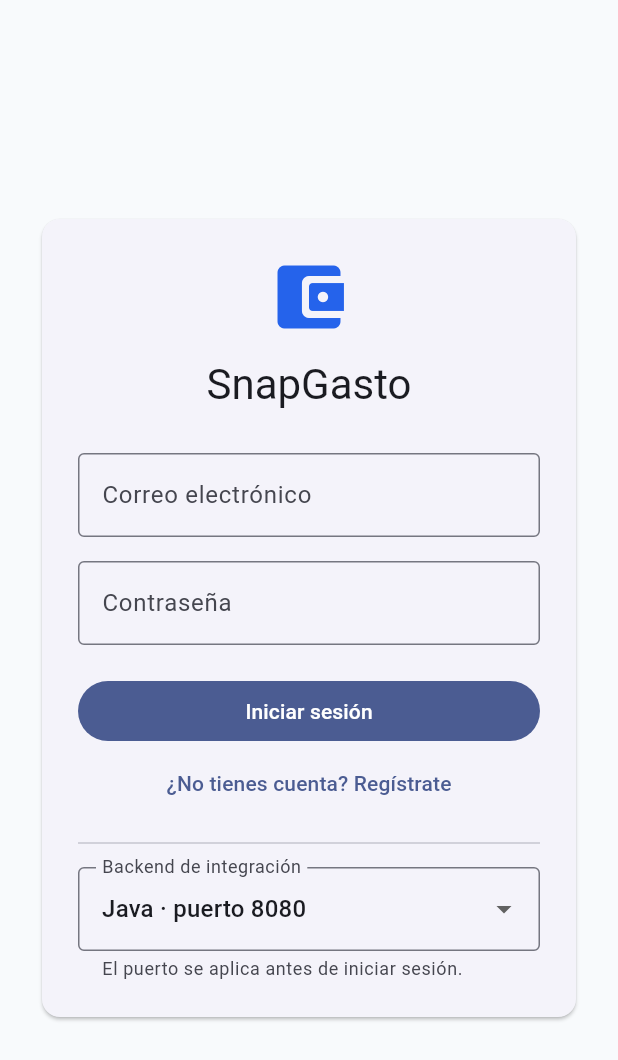
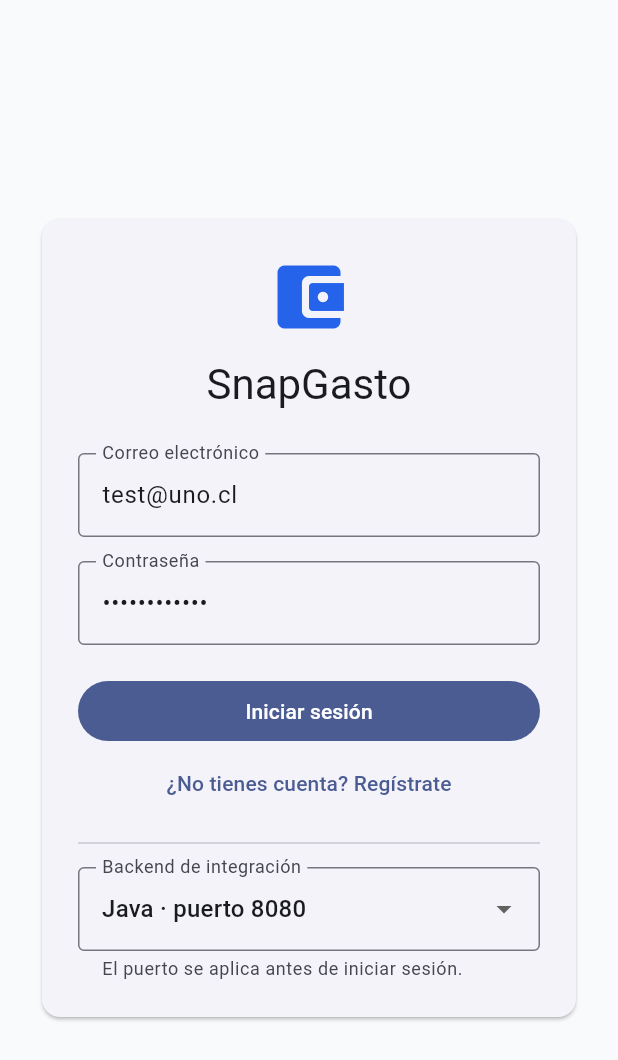
Before and after one commit to t0a11in/SnapGasto, a Flutter app: the screen it shows after launch, on a phone screen of 412 x 824 dp. Shown: the top 1060 px of the screen. Run offline on Flutter 3.47's test engine with Material 3 defaults, Android fonts, the phone set to English and light mode, and no system bars; our stand-ins replace dio, flutter_secure_storage, get, get_storage, image_picker, pretty_dio_logger; accounts and stored records are empty.

Commit message:
chore(flutter): configure local LAN login diagnostics
Use the configured LAN API address by default, prefill the local test account, and log expense payloads during development.

```diff
--- a/frontend/flutter/lib/app/config/app_config.dart
+++ b/frontend/flutter/lib/app/config/app_config.dart
@@ -3,7 +3,7 @@ abstract final class AppConfig {
   /// Para Android Emulator usar: --dart-define=API_BASE_URL=http://10.0.2.2:8080/api
   static const apiBaseUrl = String.fromEnvironment(
     'API_BASE_URL',
-    defaultValue: 'http://localhost:8080/api',
+    defaultValue: 'http://192.168.1.88:8080/api',
   );
 
   /// Conserva host y ruta configurados con --dart-define y reemplaza sólo el puerto.
--- a/frontend/flutter/lib/app/pages/auth_page.dart
+++ b/frontend/flutter/lib/app/pages/auth_page.dart
@@ -28,6 +28,8 @@ class _AuthPageState extends State<AuthPage> {
   @override
   void initState() {
     super.initState();
+        _emailController.text= "test@uno.cl";
+    _passwordController.text= "Cuatico1234*";
     _backendTarget = Get.find<BackendTargetStore>().current;
   }
 
@@ -42,6 +44,7 @@ class _AuthPageState extends State<AuthPage> {
 
   Future<void> _submit(AuthController controller) async {
     if (!_formKey.currentState!.validate()) return;
+
     if (_isRegistering) {
       await controller.register(
         fullName: _fullNameController.text.trim(),
```
Also changed, not shown: frontend/flutter/lib/app/data/repositories/expense_repository.dart (+8 -0 lines).
